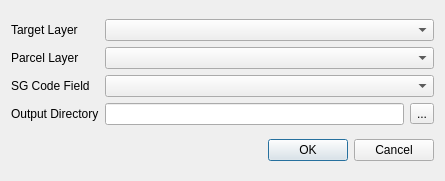
Qt form download_dialog_base.ui (kartoza/sg-diagram-downloader) before a commit.
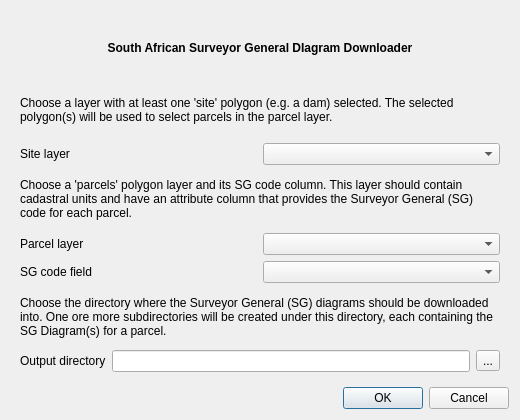
The same form after that commit.

Commit message: Usability and behaviour improvements to dialog.

Diff of the .ui file:
```diff
--- a/download_dialog_base.ui
+++ b/download_dialog_base.ui
@@ -6,8 +6,8 @@
    <rect>
     <x>0</x>
     <y>0</y>
-    <width>445</width>
-    <height>181</height>
+    <width>520</width>
+    <height>420</height>
    </rect>
   </property>
   <property name="windowTitle">
@@ -15,45 +15,133 @@
   </property>
   <layout class="QGridLayout" name="gridLayout">
    <item row="0" column="0">
-    <layout class="QGridLayout" name="gridLayout_2">
-     <item row="0" column="0">
-      <widget class="QLabel" name="label_target_layer">
+    <widget class="QScrollArea" name="scrollArea">
+     <property name="frameShape">
+      <enum>QFrame::NoFrame</enum>
+     </property>
+     <property name="lineWidth">
+      <number>1</number>
+     </property>
+     <property name="widgetResizable">
+      <bool>true</bool>
+     </property>
+     <widget class="QWidget" name="scrollAreaWidgetContents">
+      <property name="geometry">
+       <rect>
+        <x>0</x>
+        <y>0</y>
+        <width>502</width>
+        <height>369</height>
+       </rect>
+      </property>
+      <layout class="QVBoxLayout" name="verticalLayout">
+       <item>
+        <widget class="QLabel" name="label_4">
+         <property name="styleSheet">
+          <string notr="true">font-weight: bold;</string>
+         </property>
        <property name="text">
-        <string>Target Layer</string>
-       </property>
-      </widget>
-     </item>
-     <item row="2" column="1">
-      <widget class="QComboBox" name="combo_box_sg_code_field"/>
-     </item>
-     <item row="0" column="1">
-      <widget class="QComboBox" name="combo_box_target_layer"/>
-     </item>
-     <item row="1" column="1">
-      <widget class="QComboBox" name="combo_box_parcel_layer"/>
-     </item>
-     <item row="1" column="0">
+          <string>South African Surveyor General DIagram Downloader</string>
+         </property>
+         <property name="alignment">
+          <set>Qt::AlignCenter</set>
+         </property>
+        </widget>
+       </item>
+       <item>
+        <widget class="QLabel" name="label">
+         <property name="text">
+          <string>Choose a layer with at least one 'site' polygon (e.g. a dam) selected. The selected polygon(s) will be used to select parcels in the parcel layer.</string>
+         </property>
+         <property name="wordWrap">
+          <bool>true</bool>
+         </property>
+        </widget>
+       </item>
+       <item>
+        <layout class="QHBoxLayout" name="horizontalLayout_2">
+         <item>
+          <widget class="QLabel" name="site_layer_label">
+           <property name="text">
+            <string>Site layer</string>
+           </property>
+           <property name="buddy">
+            <cstring>combo_box_site_layer</cstring>
+           </property>
+          </widget>
+         </item>
+         <item>
+          <widget class="QComboBox" name="combo_box_site_layer"/>
+         </item>
+        </layout>
+       </item>
+       <item>
+        <widget class="QLabel" name="label_2">
+         <property name="text">
+          <string>Choose a 'parcels' polygon layer and its SG code column. This layer should contain cadastral units and have an attribute column that provides the Surveyor General (SG) code for each parcel.</string>
+         </property>
+         <property name="wordWrap">
+          <bool>true</bool>
+         </property>
+        </widget>
+       </item>
+       <item>
+        <layout class="QHBoxLayout" name="horizontalLayout_3">
+         <item>
       <widget class="QLabel" name="label_parcel_layer">
        <property name="text">
-        <string>Parcel Layer</string>
-       </property>
-      </widget>
-     </item>
-     <item row="3" column="0">
-      <widget class="QLabel" name="label_ouput_directory">
-       <property name="text">
-        <string>Output Directory</string>
+            <string>Parcel layer</string>
+           </property>
+           <property name="buddy">
+            <cstring>combo_box_parcel_layer</cstring>
        </property>
       </widget>
      </item>
-     <item row="2" column="0">
+         <item>
+          <widget class="QComboBox" name="combo_box_parcel_layer"/>
+         </item>
+        </layout>
+       </item>
+       <item>
+        <layout class="QHBoxLayout" name="horizontalLayout_4">
+         <item>
       <widget class="QLabel" name="label_sg_code_field">
        <property name="text">
-        <string>SG Code Field</string>
-       </property>
-      </widget>
-     </item>
-     <item row="3" column="1">
+            <string>SG code field</string>
+           </property>
+           <property name="buddy">
+            <cstring>combo_box_sg_code_field</cstring>
+           </property>
+          </widget>
+         </item>
+         <item>
+          <widget class="QComboBox" name="combo_box_sg_code_field"/>
+         </item>
+        </layout>
+       </item>
+       <item>
+        <widget class="QLabel" name="label_3">
+         <property name="text">
+          <string>Choose the directory where the Surveyor General (SG) diagrams should be downloaded into. One ore more subdirectories will be created under this directory, each containing the SG Diagram(s) for a parcel.</string>
+         </property>
+         <property name="wordWrap">
+          <bool>true</bool>
+         </property>
+        </widget>
+       </item>
+       <item>
+        <layout class="QHBoxLayout" name="horizontalLayout_5">
+         <item>
+          <widget class="QLabel" name="label_ouput_directory">
+           <property name="text">
+            <string>Output directory</string>
+           </property>
+           <property name="buddy">
+            <cstring>line_edit_output_directory</cstring>
+           </property>
+          </widget>
+         </item>
+         <item>
       <layout class="QHBoxLayout" name="horizontalLayout">
        <item>
         <widget class="QLineEdit" name="line_edit_output_directory"/>
@@ -69,6 +157,10 @@
      </item>
     </layout>
    </item>
+      </layout>
+     </widget>
+    </widget>
+   </item>
    <item row="1" column="0">
     <widget class="QDialogButtonBox" name="buttonBox">
      <property name="orientation">
```
Left out of the diff: 17 changed lines with no effect on the pictures. Lines whose indentation alone changed are shown as unchanged. The commit also changes 4 other files.
